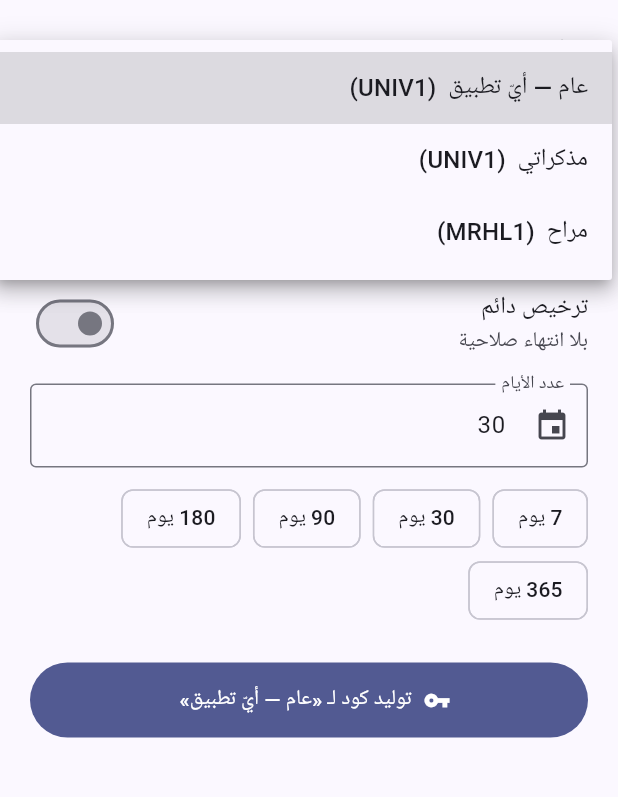
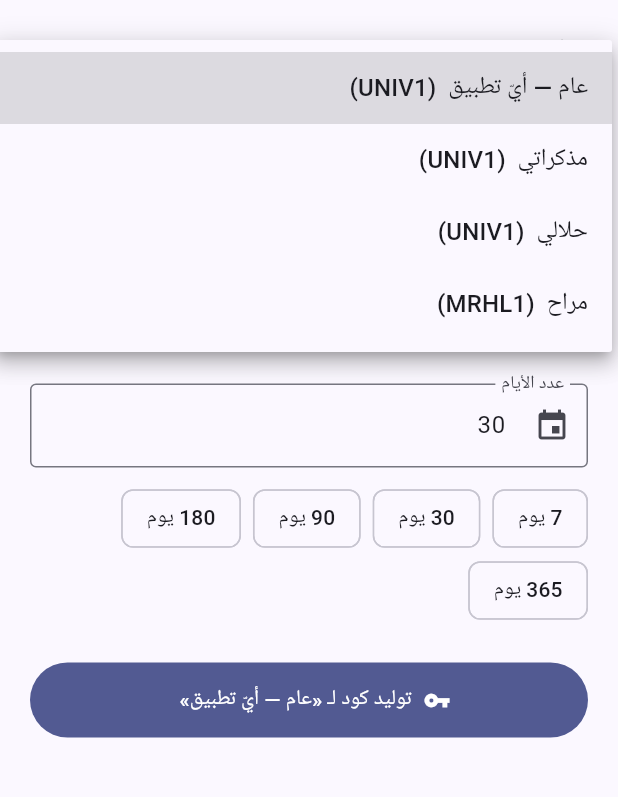
Before and after one commit to alaoufi/alaoufi_notes, a Flutter app: the screen it shows after launch, after a tap on an icon or button, on a phone screen of 412 x 824 dp, the part 68-865 px from its top. Run offline on Flutter 3.47's test engine with Material 3 defaults, Android fonts, the phone set to English and light mode, and no system bars; our stand-ins replace audioplayers, device_info_plus, dynamic_color, file_picker, flutter_colorpicker, flutter_local_notifications and 15 more; missing offline and left inert: android_id, cryptography, encrypt, extension_google_sign_in_as_googleapis_auth, flutter_quill, googleapis and 2 more; accounts and stored records are empty; project files that could hold a hidden picture were left out.

Commit message:
المولّد: إضافة «حلالي» بالمفتاح العالميّ (UNIV1)
خيار «حلالي» يولّد أكوادًا عالميّة مباشرةً (البذرة العالميّة المدمجة). يعمل على
تطبيق حلالي شرط بنائه بالمفتاح العالميّ (license_service من دليل المطوّر).
«عام — أيّ تطبيق» يبقى الخيار الشامل لأي تطبيق عالميّ.

Co-Authored-By: Claude Fable 5 <noreply@anthropic.com>
Claude-Session: https://claude.ai/code/session_01EgFDkQ7WC3S16HHMbyH5e4

```diff
--- a/keygen/_src/lib/main.dart
+++ b/keygen/_src/lib/main.dart
@@ -42,6 +42,10 @@ const List<AppDef> _appDefs = [
   // مذكراتي تحوّل إلى المفتاح العالميّ (UNIV1) — بذرته مدمجة، فيعمل الخيار مباشرةً
   // بلا لصق مفتاح (المفتاح الخاصّ القديم MDKL1 فُقد ولم يَعُد مستخدَمًا).
   AppDef('mudhakkarati', 'مذكراتي', 'UNIV1',
+      '0JXPjbbPjczfYbYxl+jy1vOVcsEJT+CPbUIQgXNCStU=', _universalSeedHex),
+  // حلالي — يعمل بالمفتاح العالميّ (UNIV1، بذرته مدمجة). يتطلّب أن يكون تطبيق
+  // «حلالي» مبنيًّا بالمفتاح العالميّ (license_service من دليل المطوّر).
+  AppDef('halali', 'حلالي', 'UNIV1',
       '0JXPjbbPjczfYbYxl+jy1vOVcsEJT+CPbUIQgXNCStU=', _universalSeedHex),
   AppDef('marah', 'مراح', 'MRHL1',
       'q6t0BfdSs/AF9EAHkRAwAoaqRwHFp7m052uCRxlwKw4=', _marahSeedHex),
```
